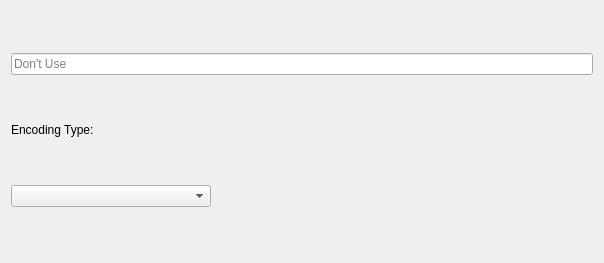
This is src/hobbits-plugins/operators/Compressor/compressor.ui in nblsyed/hobbits as Qt 5 draws it before an edit. The edited form follows.
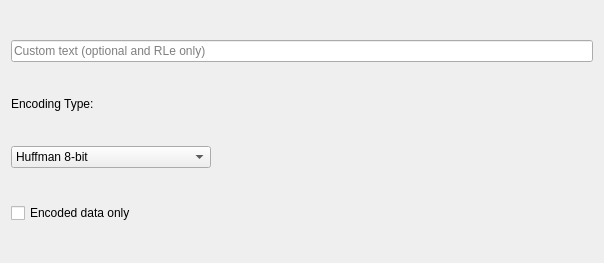
This is the edited form.

Commit message: Add Huffman 16-bit and Rle

Patch:
```diff
--- a/src/hobbits-plugins/operators/Compressor/compressor.ui
+++ b/src/hobbits-plugins/operators/Compressor/compressor.ui
@@ -22,8 +22,17 @@
   <layout class="QVBoxLayout" name="verticalLayout">
    <item>
     <widget class="QLineEdit" name="custom">
+     <property name="enabled">
+      <bool>true</bool>
+     </property>
+     <property name="inputMask">
+      <string/>
+     </property>
+     <property name="text">
+      <string/>
+     </property>
      <property name="placeholderText">
-      <string>Don't Use</string>
+      <string>Custom text (optional and RLe only)</string>
      </property>
     </widget>
    </item>
@@ -73,7 +82,35 @@
       </size>
      </property>
      <property name="currentText">
-      <string/>
+      <string>Huffman 8-bit</string>
+     </property>
+     <property name="currentIndex">
+      <number>0</number>
+     </property>
+     <item>
+      <property name="text">
+       <string>Huffman 8-bit</string>
+      </property>
+     </item>
+     <item>
+      <property name="text">
+       <string>Huffman 16-bit</string>
+      </property>
+     </item>
+     <item>
+      <property name="text">
+       <string>Run-Length ASCII</string>
+      </property>
+     </item>
+    </widget>
+   </item>
+   <item>
+    <widget class="QCheckBox" name="cb_huffOnly">
+     <property name="enabled">
+      <bool>true</bool>
+     </property>
+     <property name="text">
+      <string>Encoded data only</string>
      </property>
     </widget>
    </item>
```
Left out of the diff: 1 changed line with no effect on the pictures.
